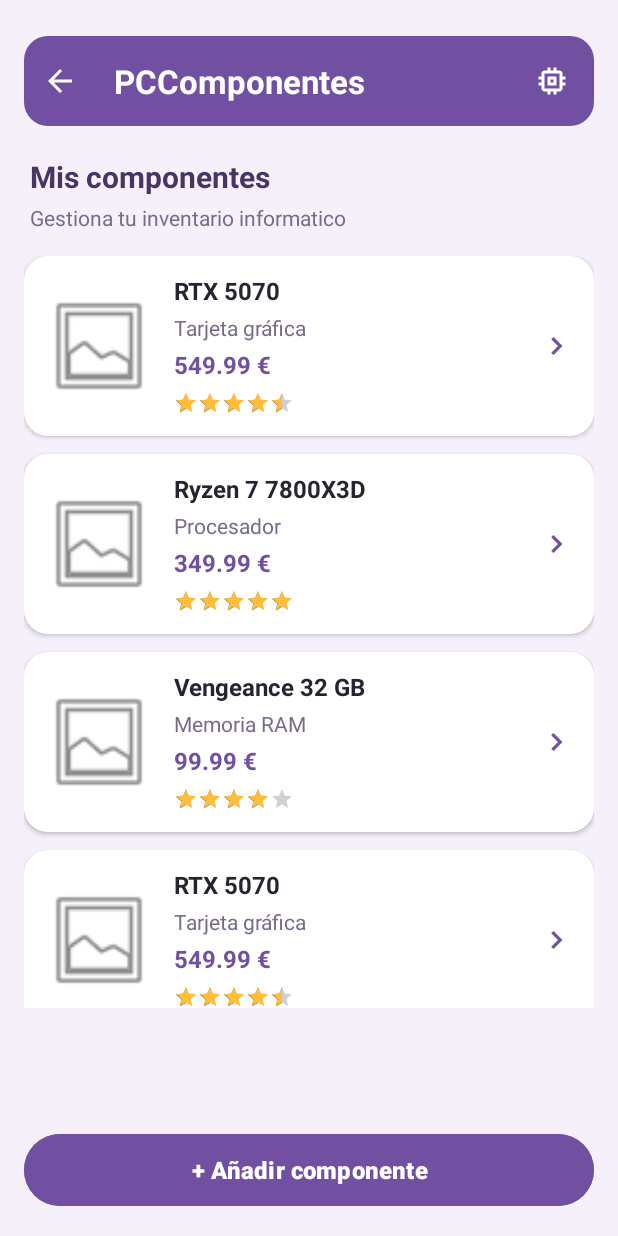
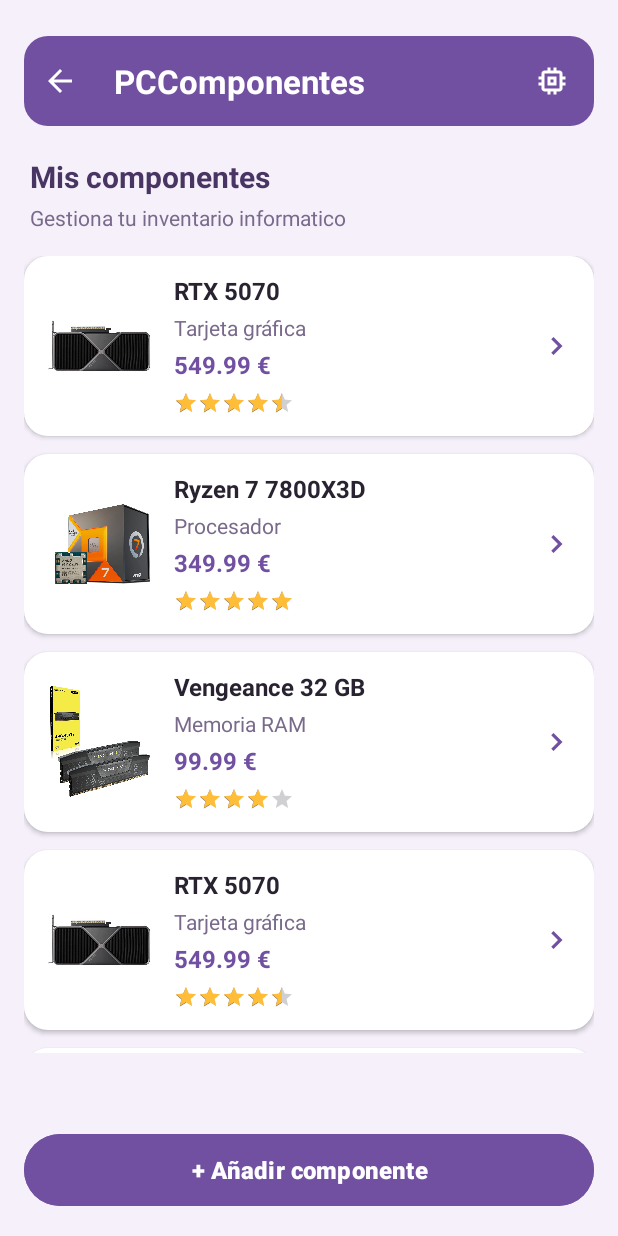
Before and after one commit to Aitor-Lopez-Gomez/AppMultimedia, an Android app: the screen it shows after launch (PCComponentes), after a tap on "Mi lista", on a phone screen of 412 x 824 dp. Run offline under Robolectric (Android 15) with nearby library versions, the phone set to English and light mode, and no system bars.

Commit message:
Añadir imágenes reales a los componentes del inventario

```diff
--- a/app/src/main/java/com/example/calculadra/datos/RepositorioSingleton.kt
+++ b/app/src/main/java/com/example/calculadra/datos/RepositorioSingleton.kt
@@ -1,5 +1,6 @@
 package com.example.calculadra.datos
 import com.example.calculadra.modelo.Componente
+import com.example.calculadra.R
 class RepositorioSingleton private constructor(){
     companion object {
         val instance = RepositorioSingleton()
@@ -12,34 +13,34 @@ class RepositorioSingleton private constructor(){
     private fun poblar() {
         listaComponentes.nuevoComponente(
             Componente("RTX 5070", "NVIDIA", "Tarjeta gráfica",
-                549.99, android.R.drawable.ic_menu_gallery,
+                549.99, R.drawable.rtx5070,
                 "12 GB GDDR7", 4.5f)
         )
 
         listaComponentes.nuevoComponente(
             Componente("Ryzen 7 7800X3D", "AMD", "Procesador",
-                349.99, android.R.drawable.ic_menu_gallery,
+                349.99, R.drawable.ryzen7800x3d,
                 "8 núcleos y 16 hilos", 5f)
         )
 
         listaComponentes.nuevoComponente(
             Componente("Vengeance 32 GB", "Corsair", "Memoria RAM",
-                99.99, android.R.drawable.ic_menu_gallery,
+                99.99, R.drawable.corsair32gb,
                 "32 GB DDR5", 4f)
         )
         listaComponentes.nuevoComponente(
             Componente("RTX 5070", "NVIDIA", "Tarjeta gráfica",
-                549.99, android.R.drawable.ic_menu_gallery,
+                549.99, R.drawable.rtx5070,
                 "12 GB GDDR7", 4.5f)
         )
         listaComponentes.nuevoComponente(
             Componente("RTX 5070", "NVIDIA", "Tarjeta gráfica",
-                549.99, android.R.drawable.ic_menu_gallery,
+                549.99, R.drawable.rtx5070,
                 "12 GB GDDR7", 4.5f)
         )
         listaComponentes.nuevoComponente(
             Componente("RTX 5070", "NVIDIA", "Tarjeta gráfica",
-                549.99, android.R.drawable.ic_menu_gallery,
+                549.99, R.drawable.rtx5070,
                 "12 GB GDDR7", 4.5f)
         )
     }
--- a/app/src/main/res/layout/activity_pccomponentes.xml
+++ b/app/src/main/res/layout/activity_pccomponentes.xml
@@ -46,7 +46,7 @@
         android:layout_marginStart="16dp"
         android:layout_marginTop="16dp"
         android:layout_marginEnd="16dp"
-        android:layout_marginBottom="80dp"
+        android:layout_marginBottom="50dp"
         app:layout_constraintBottom_toTopOf="@+id/btnAnadirComponente"
         app:layout_constraintEnd_toEndOf="parent"
         app:layout_constraintStart_toStartOf="parent"
```
Also changed, not shown: app/src/main/res/drawable/corsair32gb.jpg (added), app/src/main/res/drawable/rtx5070.jpg (added), app/src/main/res/drawable/ryzen7800x3d.webp (added).
